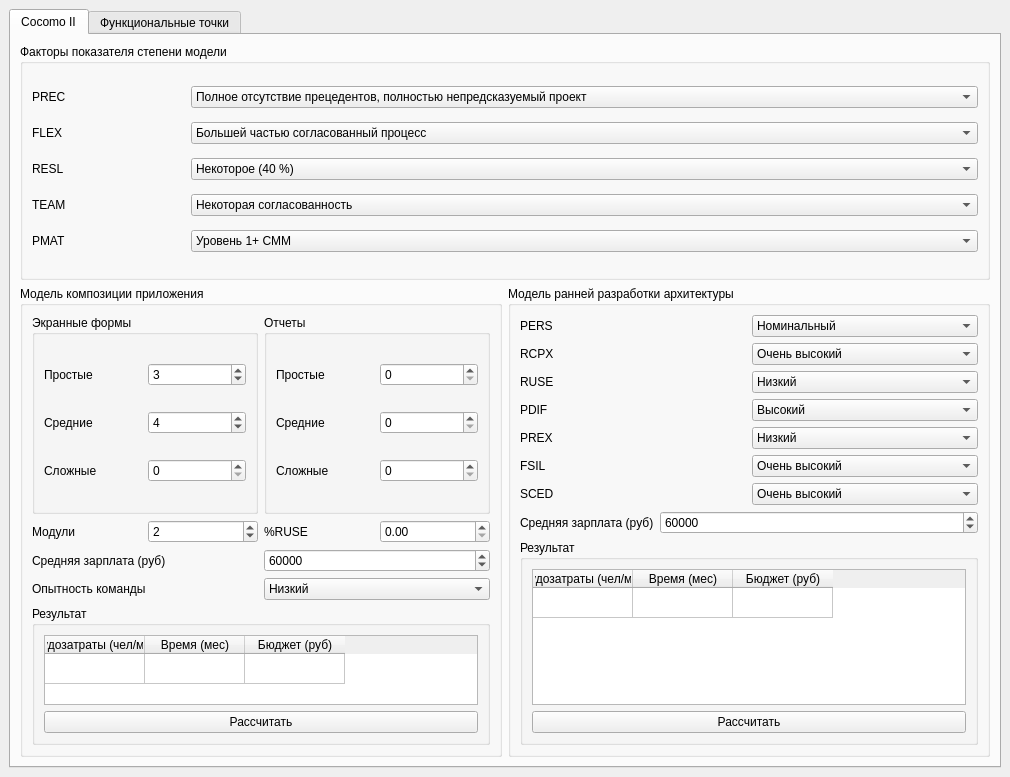
This is src/gui/form.ui in proGsa/epe_lab_7 as Qt 5 draws it before an edit. The edited form follows.
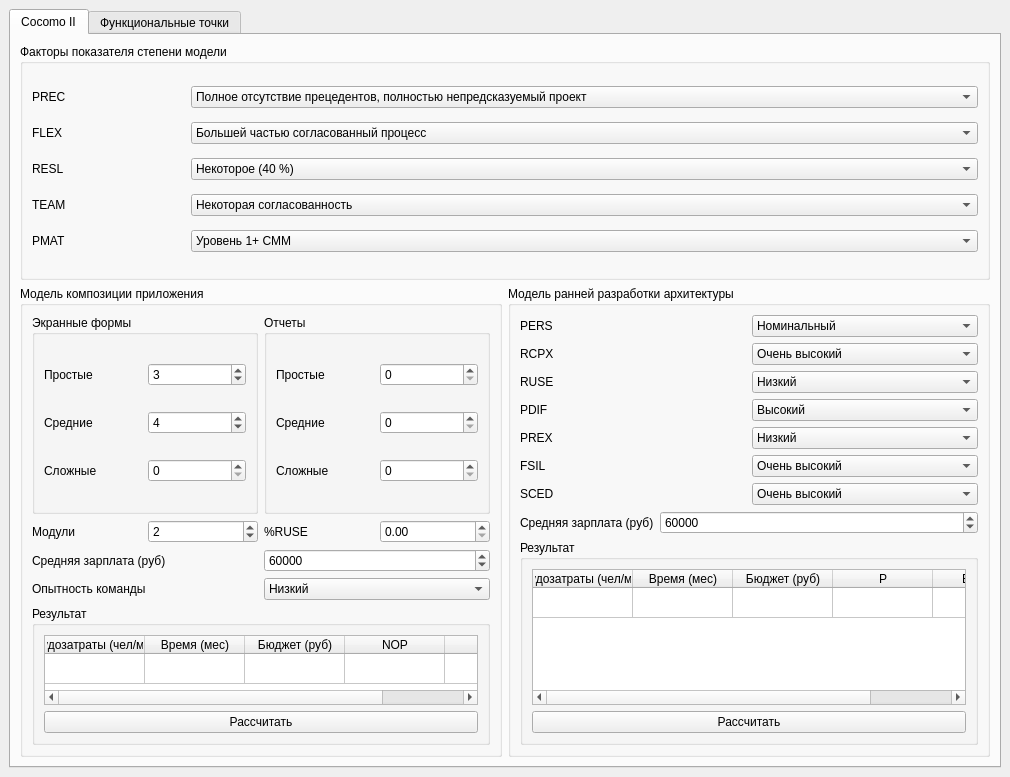
This is the edited form.

Patch:
```diff
--- a/src/gui/form.ui
+++ b/src/gui/form.ui
@@ -598,6 +598,16 @@
                         <string>Бюджет (руб)</string>
                        </property>
                       </column>
+                      <column>
+                       <property name="text">
+                        <string>NOP</string>
+                       </property>
+                      </column>
+                      <column>
+                       <property name="text">
+                        <string>P</string>
+                       </property>
+                      </column>
                      </widget>
                     </item>
                     <item>
@@ -1009,6 +1019,16 @@
                         <string>Бюджет (руб)</string>
                        </property>
                       </column>
+                      <column>
+                       <property name="text">
+                        <string>P</string>
+                       </property>
+                      </column>
+                      <column>
+                       <property name="text">
+                        <string>EARCH</string>
+                       </property>
+                      </column>
                      </widget>
                     </item>
                     <item>
```
